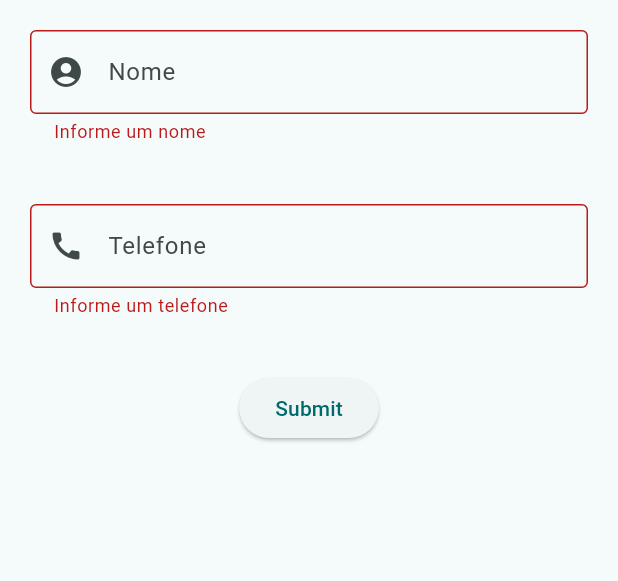
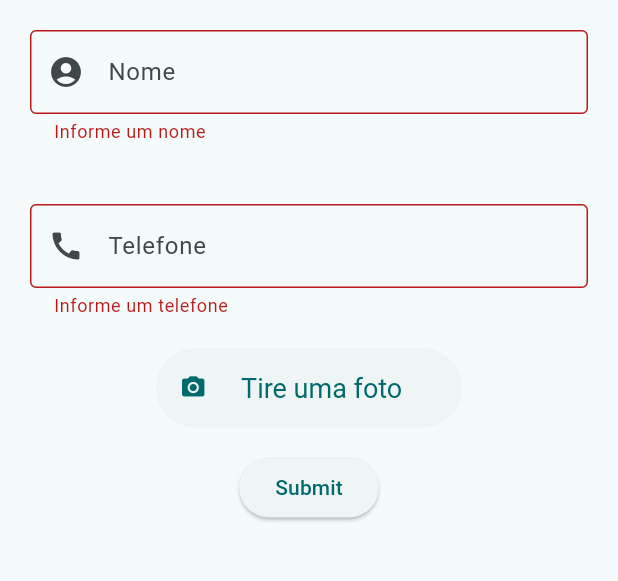
Before and after one commit to GahSornas/flutter_teehKids, a Flutter app: the screen it shows after launch, after a tap on "Submit", on a phone screen of 412 x 824 dp, the part 84-665 px from its top. Run offline on Flutter 3.47's test engine with Material 2 defaults, Android fonts, the phone set to English and light mode, and no system bars; our stand-ins replace cloud_firestore, firebase_core, get; missing offline and left inert: camera_camera; accounts and stored records are empty.

Commit message:
tirando foto

```diff
--- a/lib/main.dart
+++ b/lib/main.dart
@@ -1,3 +1,6 @@
+import 'dart:io';
+
+import 'package:camera_camera/camera_camera.dart';
 import 'package:firebase_core/firebase_core.dart';
 import 'package:flutter/material.dart';
 
@@ -7,7 +10,11 @@ import 'package:flutter/material.dart';
 
 // firestore
 import 'package:cloud_firestore/cloud_firestore.dart';
+import 'package:get/get.dart';
 import 'package:pi3_flutter_1/firebase_options.dart';
+
+import 'package:pi3_flutter_1/preview_page.dart';
+import 'package:pi3_flutter_1/widgets/attachment.dart';
 
 Future<void> main() async {
   WidgetsFlutterBinding.ensureInitialized();
@@ -24,7 +31,7 @@ class MyApp extends StatelessWidget {
   // This widget is the root of your application.
   @override
   Widget build(BuildContext context) {
-    return MaterialApp(
+    return GetMaterialApp(
       title: 'Flutter Demo',
       theme: ThemeData(
         colorScheme: ColorScheme.fromSeed(seedColor: const Color(0xFFBAE8E8)),
@@ -62,6 +69,20 @@ class _MyHomePageState extends State<MyHomePage> {
         .then((value) => debugPrint("Enviado com Sucesso!!"))
         .catchError((error) => debugPrint("Erro ao adicionar: $error"));
   }
+
+  //foto
+  late File pic;
+
+  // showPreview(file) async{
+  //   file = await Get.to(()=> PreviewPage(file: file));
+
+  //   if(file != null){
+  //     setState(() {
+  //       pic = file;
+  //       Get.back();
+  //     });
+  //   }
+  // }
 
   @override
   Widget build(BuildContext context) {
@@ -114,6 +135,25 @@ class _MyHomePageState extends State<MyHomePage> {
               ),
             ),
 
+            //botão foto
+            ElevatedButton.icon(
+              onPressed: () => Get.to(
+                () => CameraCamera(onFile: (pic) => Get.back()),
+              ),
+              icon: const Icon(Icons.camera_alt),
+              label: const Padding(
+                padding: EdgeInsets.all(16.0),
+                child: Text('Tire uma foto'),
+              ),
+              style: ElevatedButton.styleFrom(
+                elevation: 0.0,
+                textStyle: const TextStyle(fontSize: 18),
+              ),
+            ),
+
+            //Attachment(),
+
+            //
             Padding(
               padding: const EdgeInsets.all(16.0),
               child: ElevatedButton(
--- a/pubspec.yaml
+++ b/pubspec.yaml
@@ -36,6 +36,10 @@ dependencies:
   cupertino_icons: ^1.0.2
   firebase_core: ^2.13.0
   cloud_firestore: ^4.7.1
+  camera: ^0.10.5
+  camera_camera: ^3.0.0-dev
+  image_picker: ^0.8.7+5
+  get: ^4.6.5
 
 dev_dependencies:
   flutter_test:
```
Also changed, not shown: lib/preview_page.dart (added, +71 -0 lines), lib/widgets/attachment.dart (added, +27 -0 lines), pubspec.lock, 1 other file.
